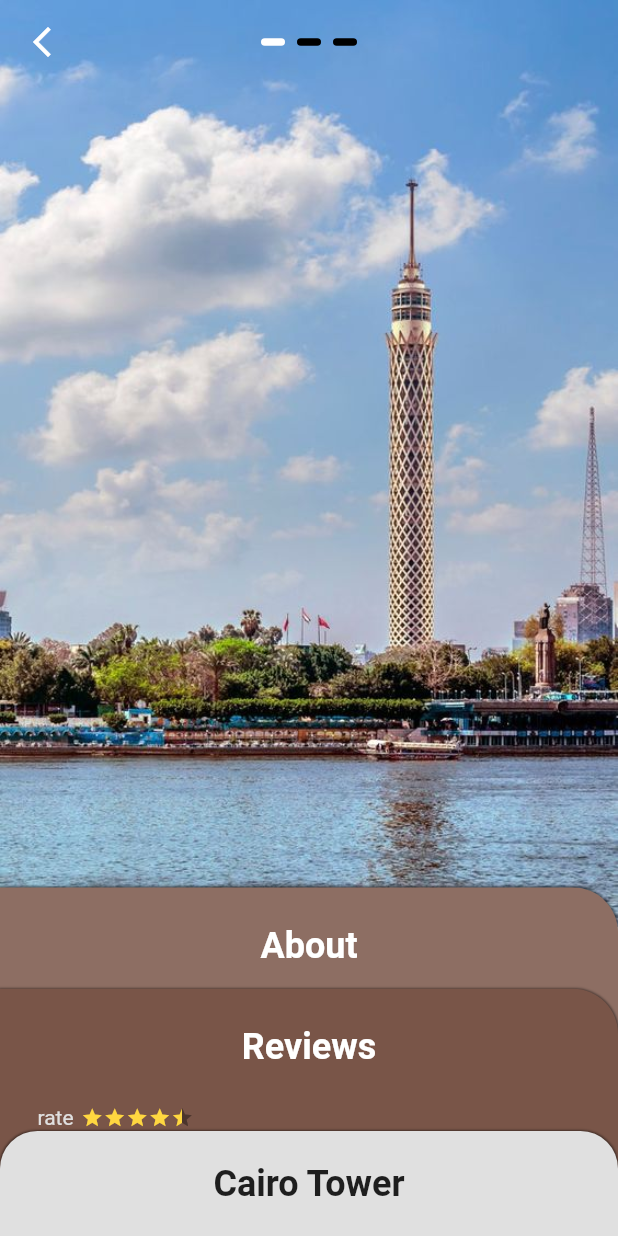
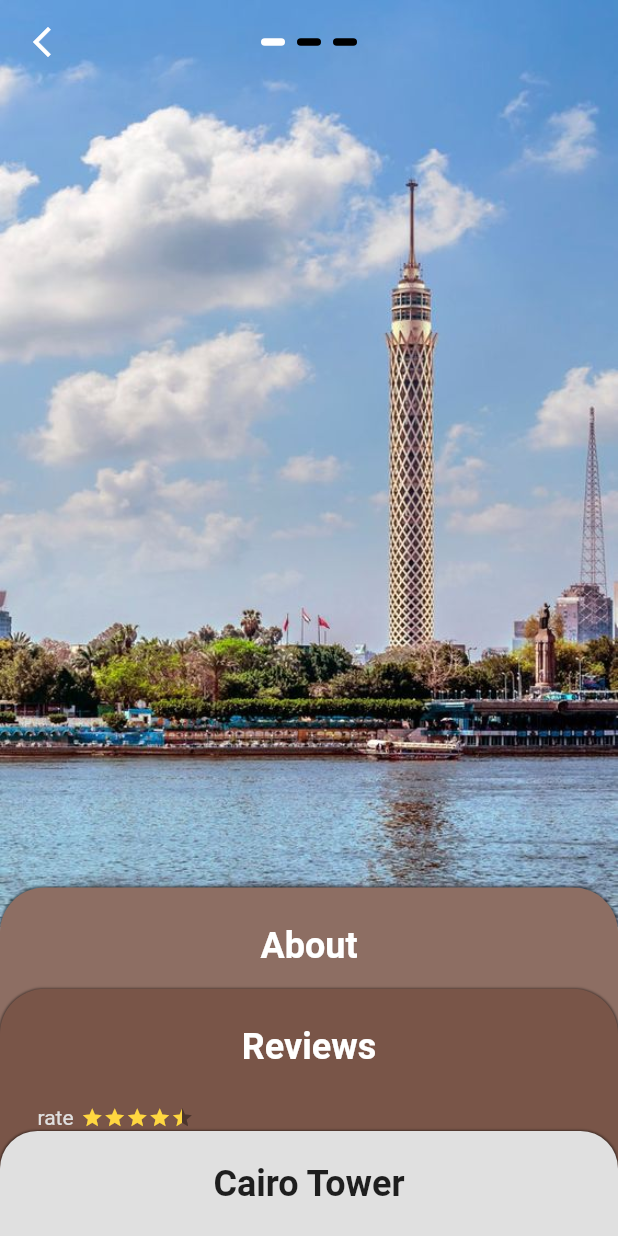
Before and after one commit to MahmoudTarek12339/traveler, a Flutter app: the DetailsScreen screen opened directly with sample values from the repository, on a phone screen of 412 x 824 dp. Run offline on Flutter 3.47's test engine with Material 2 defaults, Android fonts, the phone set to English and light mode, and no system bars; drawn by our look-alikes of flutter_rating_bar, smooth_page_indicator; our stand-ins replace animated_text_kit, carousel_slider.

Commit message:
init commit

```diff
--- a/lib/presentation/countryDetails/view/country_details.dart
+++ b/lib/presentation/countryDetails/view/country_details.dart
@@ -129,7 +129,7 @@ class _DetailsScreenState extends State<DetailsScreen> {
       width: w,
       padding: const EdgeInsets.all(25),
       decoration: BoxDecoration(
-          borderRadius: const BorderRadius.only(topRight: Radius.circular(30)),
+          borderRadius: const BorderRadius.vertical(top: Radius.circular(30)),
           color: Colors.brown.shade400,
           boxShadow: const [
             BoxShadow(color: Colors.black45, blurRadius: 0.5, spreadRadius: 0.5)
@@ -198,7 +198,7 @@ class _DetailsScreenState extends State<DetailsScreen> {
       width: w,
       padding: const EdgeInsets.all(25),
       decoration: const BoxDecoration(
-        borderRadius: BorderRadius.only(topRight: Radius.circular(30)),
+        borderRadius: BorderRadius.vertical(top: Radius.circular(30)),
         color: Colors.brown,
         boxShadow: [
           BoxShadow(color: Colors.black45, blurRadius: 0.5, spreadRadius: 0.5)
```
